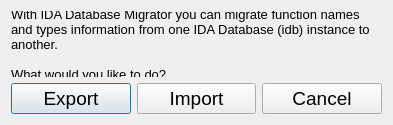
The window that src/ida_migrator/ui/IntroDialog.ui (giladreich/ida_migrator) describes before a commit, drawn with Qt 5.
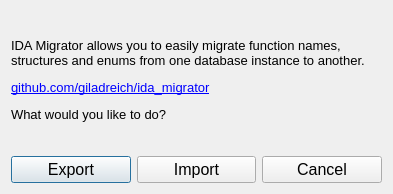
The same window after the commit.

Commit message: Update prompt messages and add link to the repo in the intro window.

```diff
--- a/src/ida_migrator/ui/IntroDialog.ui
+++ b/src/ida_migrator/ui/IntroDialog.ui
@@ -7,7 +7,7 @@
     <x>0</x>
     <y>0</y>
     <width>393</width>
-    <height>125</height>
+    <height>194</height>
    </rect>
   </property>
   <property name="windowTitle">
@@ -22,9 +22,10 @@
       </font>
      </property>
      <property name="text">
-      <string>With IDA Database Migrator you can migrate function names and types information from one IDA Database (idb) instance to another.
-
-What would you like to do?</string>
+      <string>&lt;html&gt;&lt;head/&gt;&lt;body&gt;&lt;p&gt;IDA Migrator allows you to easily migrate function names, structures and enums from one database instance to another.&lt;/p&gt;&lt;p&gt;&lt;a href=&quot;https://github.com/giladreich/ida_migrator&quot;&gt;&lt;span style=&quot; text-decoration: underline; color:#0000ff;&quot;&gt;github.com/giladreich/ida_migrator&lt;/span&gt;&lt;/a&gt;&lt;/p&gt;&lt;p&gt;What would you like to do?&lt;/p&gt;&lt;/body&gt;&lt;/html&gt;</string>
+     </property>
+     <property name="textFormat">
+      <enum>Qt::RichText</enum>
      </property>
      <property name="scaledContents">
       <bool>true</bool>
@@ -40,7 +41,8 @@
       <widget class="QPushButton" name="btnExport">
        <property name="font">
         <font>
-         <pointsize>14</pointsize>
+         <family>MS Shell Dlg 2</family>
+         <pointsize>12</pointsize>
         </font>
        </property>
        <property name="text">
@@ -52,7 +54,8 @@
       <widget class="QPushButton" name="btnImport">
        <property name="font">
         <font>
-         <pointsize>14</pointsize>
+         <family>MS Shell Dlg 2</family>
+         <pointsize>12</pointsize>
         </font>
        </property>
        <property name="text">
@@ -64,7 +67,8 @@
       <widget class="QPushButton" name="btnCancel">
        <property name="font">
         <font>
-         <pointsize>14</pointsize>
+         <family>MS Shell Dlg 2</family>
+         <pointsize>12</pointsize>
         </font>
        </property>
        <property name="text">
```
Left out of the diff: 5 changed lines with no effect on the pictures. The commit also changes 3 other files.
